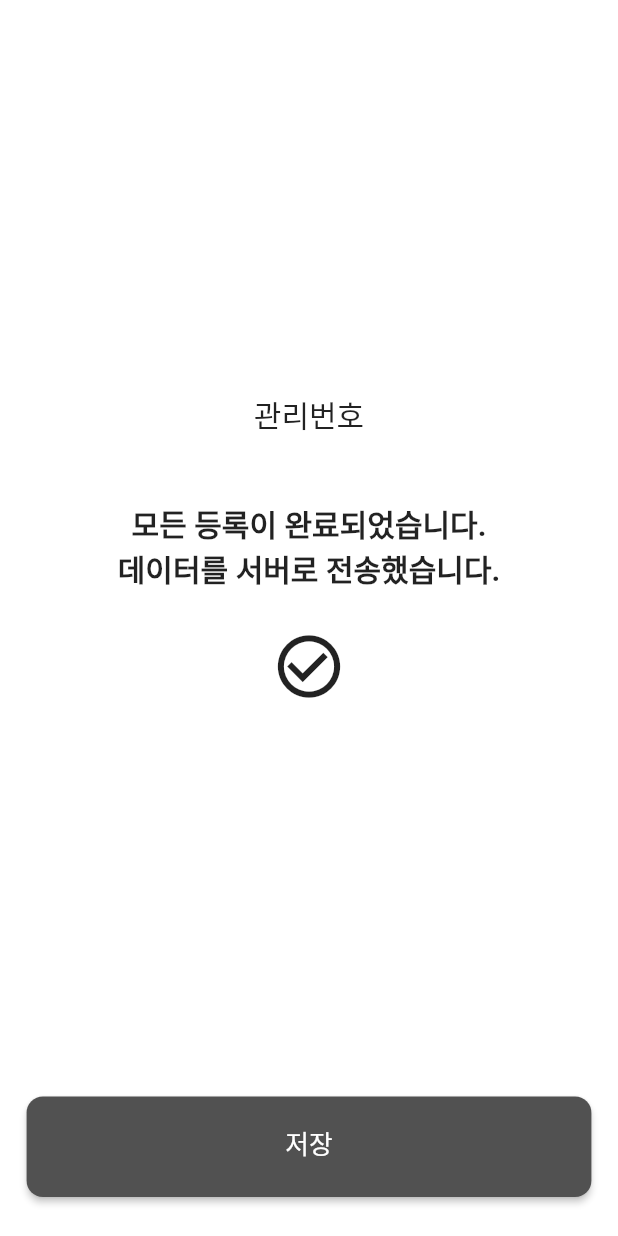
After one commit to junsu0573/DeepPlant-front, a Flutter app: the CompleteResgistration screen opened by its route, on a phone screen of 412 x 824 dp. The commit adds this screen. Run offline on Flutter 3.47's test engine with Material 2 defaults, Android fonts, the phone set to English and light mode, and no system bars; our stand-ins replace cloud_firestore, firebase_auth, firebase_core, firebase_storage, flutter_screenutil, go_router and 1 more; missing offline and left inert: qr_code_scanner, xml2json; accounts and stored records are empty; Roboto replaces fonts that are missing (Inter); statements that could not run were skipped.

Commit message:
add meat registration page and data sending logic

```diff
--- a/deep_plant_app/lib/main.dart
+++ b/deep_plant_app/lib/main.dart
@@ -1,5 +1,6 @@
 import 'package:deep_plant_app/models/meat_data_model.dart';
 import 'package:deep_plant_app/models/user_model.dart';
+import 'package:deep_plant_app/pages/maet-registration/complete_registration_page.dart';
 import 'package:deep_plant_app/pages/maet-registration/freshmeat_evaluation_page.dart';
 import 'package:deep_plant_app/pages/maet-registration/insertion_meat_image.dart';
 import 'package:deep_plant_app/pages/maet-registration/insertion_meat_info_page.dart';
@@ -40,7 +41,9 @@ final _router = GoRouter(
       routes: [
         GoRoute(
           path: 'sign-in',
-          builder: (context, state) => const SignIn(),
+          builder: (context, state) => SignIn(
+            user: newUser,
+          ),
           routes: [
             GoRoute(
               path: ('certification'),
@@ -122,6 +125,12 @@ final _router = GoRouter(
             ),
           ],
         ),
+        GoRoute(
+          path: 'complete_register',
+          builder: (context, state) => CompleteResgistration(
+            meatData: newMeat,
+          ),
+        ),
       ],
     ),
   ],
--- a/deep_plant_app/lib/models/meat_data_model.dart
+++ b/deep_plant_app/lib/models/meat_data_model.dart
@@ -1,11 +1,9 @@
-import 'dart:io';
-
 class MeatData {
   String? historyNumber;
   String? species;
   String? lDivision;
   String? sDivision;
-  File? imageFile;
+  String? imageFile;
   String? date;
   Map<String, double>? freshData;
 
--- /dev/null
+++ b/deep_plant_app/lib/pages/maet-registration/complete_registration_page.dart
@@ -0,0 +1,149 @@
+import 'dart:io';
+
+import 'package:cloud_firestore/cloud_firestore.dart';
+import 'package:deep_plant_app/models/meat_data_model.dart';
+import 'package:deep_plant_app/widgets/save_button.dart';
+import 'package:firebase_storage/firebase_storage.dart';
+import 'package:flutter/material.dart';
+import 'package:go_router/go_router.dart';
+
+class CompleteResgistration extends StatefulWidget {
+  final MeatData meatData;
+  const CompleteResgistration({
+    super.key,
+    required this.meatData,
+  });
+
+  @override
+  State<CompleteResgistration> createState() => _CompleteResgistrationState();
+}
+
+class _CompleteResgistrationState extends State<CompleteResgistration> {
+  String managementNumber = '';
+  FirebaseFirestore firestore = FirebaseFirestore.instance;
+  bool isLoading = false;
+
+  @override
+  void initState() {
+    super.initState();
+    managementNumber =
+        '${widget.meatData.historyNumber!}-${widget.meatData.species!}-${widget.meatData.lDivision!}-${widget.meatData.sDivision!}';
+    sendDataToFirebase();
+  }
+
+  Future<void> sendDataToFirebase() async {
+    setState(() {
+      isLoading = true;
+    });
+    try {
+      // meat 컬렉션에 데이터 저장
+      final refData = firestore.collection('meat').doc(managementNumber);
+
+      await refData.set({
+        'trace_number': widget.meatData.historyNumber,
+        'species': widget.meatData.species,
+        'l_division': widget.meatData.lDivision,
+        's_division': widget.meatData.sDivision,
+        'fresh': widget.meatData.freshData,
+      });
+
+      // 0-0-0-0-0 에 관리번호 저장
+      DocumentReference documentRef =
+          firestore.collection('meat').doc('0-0-0-0-0');
+      DocumentSnapshot documentSnapshot = await documentRef.get();
+
+      if (documentSnapshot.exists) {
+        Map<String, dynamic>? data =
+            documentSnapshot.data() as Map<String, dynamic>?;
+
+        if (data != null) {
+          Map<String, dynamic>? fixField =
+              data['fix_data'] as Map<String, dynamic>?;
+
+          if (fixField != null) {
+            List<dynamic>? meatArray = fixField['meat'] as List<dynamic>?;
+
+            if (meatArray != null) {
+              meatArray.add(managementNumber);
+              await documentRef.update({'fix_data.meat': meatArray});
+            }
+          }
+        }
+      }
+
+      // fire storage에 이미지 저장
+      final refImage =
+          FirebaseStorage.instance.ref().child('$managementNumber.png');
+
+      await refImage.putFile(
+        File(widget.meatData.imageFile!),
+        SettableMetadata(contentType: 'image/jpeg'),
+      );
+    } catch (e) {
+      print('error');
+    }
+    setState(() {
+      isLoading = false;
+    });
+  }
+
+  @override
+  Widget build(BuildContext context) {
+    return Scaffold(
+      backgroundColor: Colors.white,
+      body: Center(
+        child: isLoading
+            ? Text('관리번호 생성중')
+            : Column(
+                mainAxisAlignment: MainAxisAlignment.center,
+                children: [
+                  Spacer(),
+                  Text(
+                    '관리번호',
+                    style: TextStyle(
+                      fontSize: 20,
+                    ),
+                  ),
+                  Text(
+                    managementNumber,
+                    style: TextStyle(
+                      fontSize: 20,
+                    ),
+                  ),
+                  SizedBox(
+                    height: 20,
+                  ),
+                  Text(
+                    '모든 등록이 완료되었습니다.',
+                    style: TextStyle(
+                      fontSize: 20,
+                      fontWeight: FontWeight.bold,
+                    ),
+                  ),
+                  Text(
+                    '데이터를 서버로 전송했습니다.',
+                    style: TextStyle(
+                      fontSize: 20,
+                      fontWeight: FontWeight.bold,
+                    ),
+                  ),
+                  SizedBox(
+                    height: 25,
+                  ),
+                  Icon(
+                    Icons.check_circle_outline,
+                    size: 50,
+                  ),
+                  Spacer(),
+                  Container(
+                    margin: EdgeInsets.only(bottom: 10),
+                    child: SaveButton(
+                      onPressed: () => context.go('/option'),
+                    ),
+                  ),
+                ],
+              ),
+      ),
+    );
+  }
+}
--- a/deep_plant_app/lib/pages/maet-registration/show_step_page.dart
+++ b/deep_plant_app/lib/pages/maet-registration/show_step_page.dart
@@ -73,7 +73,11 @@ class _ShowStepState extends State<ShowStep> {
             Container(
               margin: EdgeInsets.only(bottom: 10),
               child: SaveButton(
-                onPressed: _isAllCompleted() ? () {} : null,
+                onPressed: _isAllCompleted()
+                    ? () {
+                        context.go('/option/complete_register');
+                      }
+                    : null,
               ),
             ),
           ],
```
Also changed, not shown: deep_plant_app/lib/pages/maet-registration/insertion_meat_image.dart (+14 -9 lines), deep_plant_app/lib/pages/sign_in_page.dart (+8 -2 lines).
